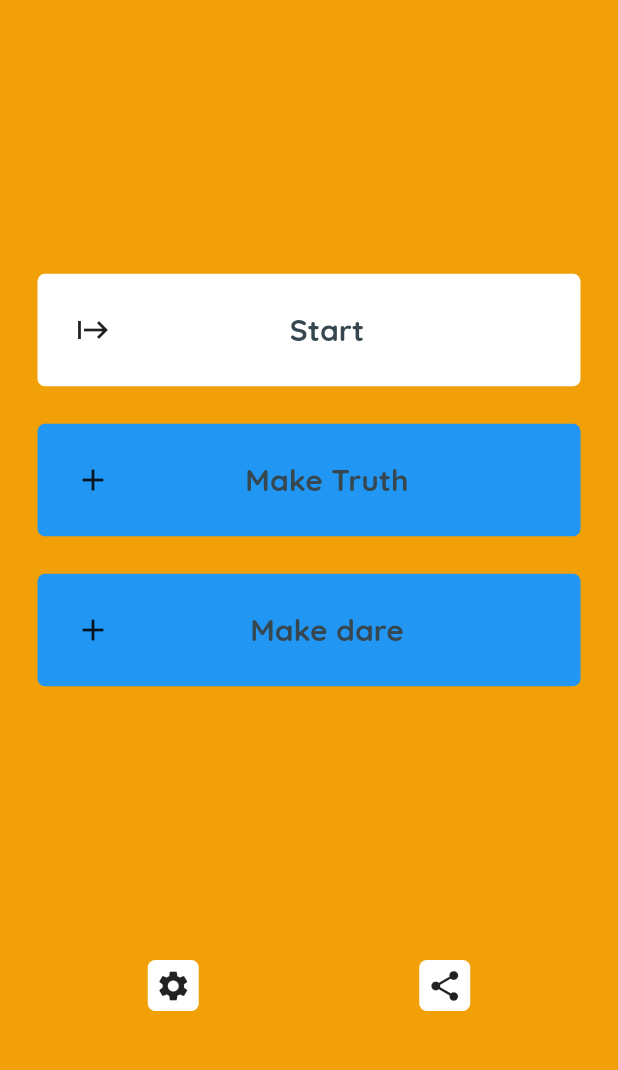
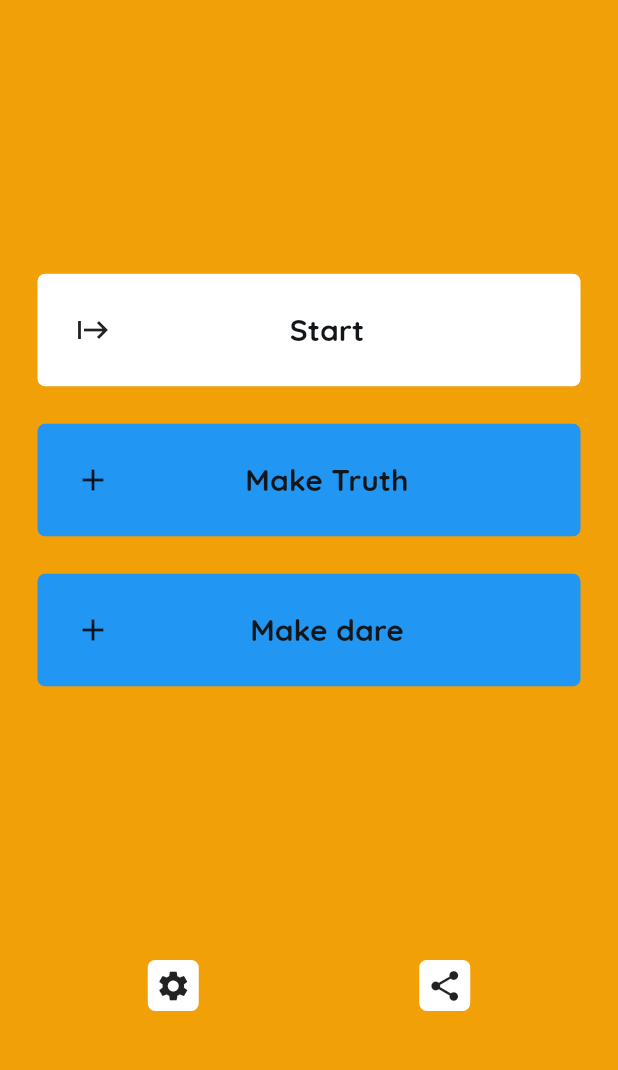
Before and after one commit to HamiiidAsgarian/flutter-truth-or-dare-game, a Flutter app: the screen it shows after launch, on a phone screen of 412 x 824 dp, the part 150-1220 px from its top. Run offline on Flutter 3.47's test engine with Material 2 defaults, Android fonts, the phone set to English and light mode, and no system bars; our stand-ins replace flutter_fortune_wheel, shared_preferences.

```diff
--- a/lib/screens/home_screen.dart
+++ b/lib/screens/home_screen.dart
@@ -139,7 +139,7 @@ class _HomeScreenState extends State<HomeScreen> {
   getLocalNames() async {
     final prefs = await _prefs;
     // setState(() {
-    names = prefs.getStringList("names") ?? ['Defult Name1'];
+    names = prefs.getStringList("names") ?? ['Defult Name1, Hamiiid'];
     // });
     log("get Local Names success => $names");
   }
--- a/lib/theme.dart
+++ b/lib/theme.dart
@@ -18,7 +18,7 @@ class CustomTheme {
   static Color mainRed = const Color.fromARGB(255, 241, 160, 8);
   static Color mainBlue = Colors.blue;
   static Color mainWhite = Colors.white;
-  static Color mainBlack = Colors.blueGrey.shade800;
+  static Color mainBlack = Color.fromARGB(255, 18, 22, 24);
   static TextStyle titleMedium =
       TextStyle(fontWeight: FontWeight.bold, fontSize: 20, color: mainBlack);
   const CustomTheme();
```
